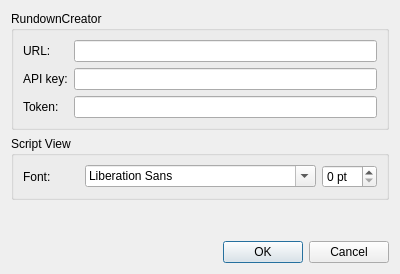
petersimonsson/simpleprompter, file settingsdialog.ui: the form before one commit.
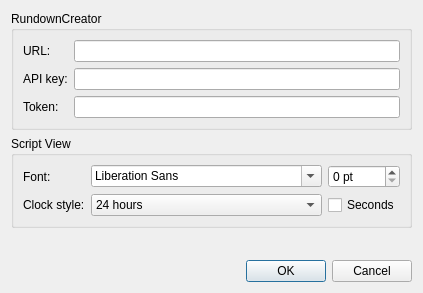
The form after the commit.

Commit message:
Make clock configurable
Clock can now be switched between 24hrs and 12hrs and show seconds
or not.

```diff
--- a/settingsdialog.ui
+++ b/settingsdialog.ui
@@ -6,8 +6,8 @@
    <rect>
     <x>0</x>
     <y>0</y>
-    <width>400</width>
-    <height>274</height>
+    <width>401</width>
+    <height>293</height>
    </rect>
   </property>
   <property name="windowTitle">
@@ -99,6 +99,34 @@
         </property>
        </widget>
       </item>
+      <item row="1" column="0">
+       <widget class="QLabel" name="label_5">
+        <property name="text">
+         <string>Clock style:</string>
+        </property>
+       </widget>
+      </item>
+      <item row="1" column="1">
+       <widget class="QComboBox" name="clockTypeCombo">
+        <item>
+         <property name="text">
+          <string>24 hours</string>
+         </property>
+        </item>
+        <item>
+         <property name="text">
+          <string>12 hours</string>
+         </property>
+        </item>
+       </widget>
+      </item>
+      <item row="1" column="2">
+       <widget class="QCheckBox" name="secondsCheck">
+        <property name="text">
+         <string>Seconds</string>
+        </property>
+       </widget>
+      </item>
      </layout>
     </widget>
    </item>
```
The commit also changes 5 other files.
